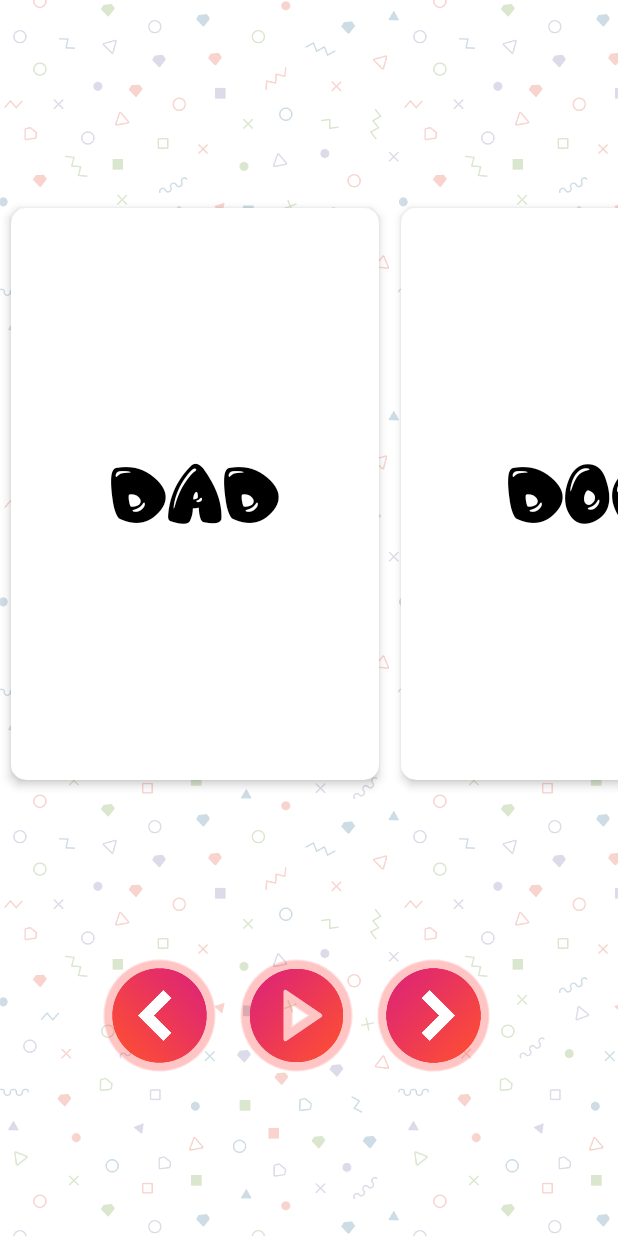
After one commit to sourabhtikone/Learning-App, an Android app: the SpellingActivity screen opened directly, with no data from a screen before it, on a phone screen of 412 x 824 dp. The commit adds this screen. Run offline under Robolectric (Android 15) with nearby library versions, the light colour scheme and no system bars.

Commit message:
new commit

```diff
--- a/app/build.gradle
+++ b/app/build.gradle
@@ -72,4 +72,5 @@ dependencies {
     androidTestImplementation 'androidx.test.espresso:espresso-core:3.2.0'
 
 
+
 }
--- a/app/src/main/AndroidManifest.xml
+++ b/app/src/main/AndroidManifest.xml
@@ -11,7 +11,8 @@
         android:roundIcon="@mipmap/ic_launcher_round"
         android:supportsRtl="true"
         android:theme="@style/AppTheme">
-        <activity android:name=".AlphabetItem"></activity>
+        <activity android:name=".SpellingActivity"></activity>
+        <activity android:name=".AlphabetItem" />
         <activity android:name=".AlphabetsActivity" />
         <activity android:name=".Kids_poem" />
         <activity android:name=".Kids_game" />
--- a/app/src/main/java/com/example/enr_thelearningapp/Kids_learn.java
+++ b/app/src/main/java/com/example/enr_thelearningapp/Kids_learn.java
@@ -12,7 +12,7 @@ import androidx.appcompat.app.AppCompatActivity;
 import com.google.android.material.bottomnavigation.BottomNavigationView;
 
 public class Kids_learn extends AppCompatActivity {
-     Button btn1,btn2,btn3;
+     Button btn1,btn2,btn3,btn4;
 
     @Override
     protected void onCreate(Bundle savedInstanceState) {
@@ -22,6 +22,7 @@ public class Kids_learn extends AppCompatActivity {
         btn1=findViewById(R.id.color1);
         btn2=findViewById(R.id.poem);
         btn3=findViewById(R.id.alphabets);
+        btn4=findViewById(R.id.spelling);
 
 
 
@@ -46,6 +47,14 @@ public class Kids_learn extends AppCompatActivity {
             public void onClick(View v) {
                 Intent intent=new Intent(Kids_learn.this,AlphabetsActivity.class);
                 startActivity(intent);
+            }
+        });
+        btn4.setOnClickListener(new View.OnClickListener() {
+            @Override
+            public void onClick(View v) {
+                Intent intent=new Intent(Kids_learn.this,SpellingActivity.class);
+                startActivity(intent);
+
             }
         });
 
--- /dev/null
+++ b/app/src/main/java/com/example/enr_thelearningapp/SpellingActivity.java
@@ -0,0 +1,126 @@
+package com.example.enr_thelearningapp;
+
+import android.media.MediaPlayer;
+import android.os.Bundle;
+import android.view.View;
+import android.view.Window;
+import android.view.WindowManager;
+import android.widget.Button;
+
+import androidx.appcompat.app.AppCompatActivity;
+import androidx.recyclerview.widget.DefaultItemAnimator;
+import androidx.recyclerview.widget.LinearLayoutManager;
+import androidx.recyclerview.widget.LinearSnapHelper;
+import androidx.recyclerview.widget.RecyclerView;
+import androidx.recyclerview.widget.SnapHelper;
+
+import java.util.ArrayList;
+import java.util.List;
+
+public class SpellingActivity extends AppCompatActivity {
+    private RecyclerView spellingsRecycler;
+    private List<AlphabetItem> alphabetItemList;
+    private SpellingAdapter adapter;
+
+    private CenterZoomLayoutManager centerZoomLayoutManager;
+
+
+    private Button previous, play, next;
+    private int counter = 0;
+
+
+    private MediaPlayer mediaPlayer;
+    private int[] sounds;
+
+    @Override
+    protected void onCreate(Bundle savedInstanceState) {
+        super.onCreate(savedInstanceState);
+
+        //Setting up the activity for full screen mode
+        requestWindowFeature(Window.FEATURE_NO_TITLE);
+        getWindow().setFlags(WindowManager.LayoutParams.FLAG_FULLSCREEN,
+                WindowManager.LayoutParams.FLAG_FULLSCREEN);
+        setContentView(R.layout.activity_spelling);
+
+
+        sounds = new int[]{R.raw.all, R.raw.bat, R.raw.cat, R.raw.dad, R.raw.dog, R.raw.hen, R.raw.hello,
+                R.raw.mom, R.raw.one, R.raw.papa, R.raw.pet, R.raw.rat, R.raw.sun, R.raw.toy, R.raw.yes};
+        alphabetItemList = new ArrayList<>();
+        initList();
+        adapter = new SpellingAdapter(this, alphabetItemList);
+
+        spellingsRecycler = (RecyclerView) findViewById(R.id.recycler_spelling);
+        centerZoomLayoutManager = new CenterZoomLayoutManager(this, LinearLayoutManager.HORIZONTAL, false);
+        spellingsRecycler.setLayoutManager(centerZoomLayoutManager);
+        spellingsRecycler.setItemAnimator(new DefaultItemAnimator());
+        spellingsRecycler.setAdapter(adapter);
+
+        previous = (Button) findViewById(R.id.previous_spelling);
+        play = (Button) findViewById(R.id.play_spelling);
+        next = (Button) findViewById(R.id.next_spelling);
+
+        counter = Integer.MAX_VALUE / 2;
+
+        previous.setOnClickListener(new View.OnClickListener() {
+            @Override
+            public void onClick(View view) {
+                counter = centerZoomLayoutManager.findLastCompletelyVisibleItemPosition();
+                counter--;
+                spellingsRecycler.smoothScrollToPosition(counter);
+            }
+        });
+
+        next.setOnClickListener(new View.OnClickListener() {
+            @Override
+            public void onClick(View view) {
+                counter = centerZoomLayoutManager.findLastCompletelyVisibleItemPosition();
+                counter++;
+                spellingsRecycler.smoothScrollToPosition(counter);
+            }
+        });
+        spellingsRecycler.scrollToPosition(counter);
+        SnapHelper snapHelper = new LinearSnapHelper();
+        snapHelper.attachToRecyclerView(spellingsRecycler);
+
+        play.setOnClickListener(new View.OnClickListener() {
+            @Override
+            public void onClick(View view) {
+                counter = centerZoomLayoutManager.findLastCompletelyVisibleItemPosition();
+                int pos = counter % alphabetItemList.size();
+                if (mediaPlayer != null) {
+                    mediaPlayer.release();
+                }
+                mediaPlayer = MediaPlayer.create(getApplicationContext(), sounds[pos]);
+                mediaPlayer.start();
+
+                adapter.notifyDataSetChanged();
+            }
+        });
+    }
+
+    private void initList() {
+        alphabetItemList.add(new AlphabetItem("All"));
+        alphabetItemList.add(new AlphabetItem("Bat"));
+        alphabetItemList.add(new AlphabetItem("Cat"));
+        alphabetItemList.add(new AlphabetItem("Dad"));
+        alphabetItemList.add(new AlphabetItem("Dog"));
+        alphabetItemList.add(new AlphabetItem("Hen"));
+        alphabetItemList.add(new AlphabetItem("Hello"));
+        alphabetItemList.add(new AlphabetItem("Mom"));
+        alphabetItemList.add(new AlphabetItem("One"));
+        alphabetItemList.add(new AlphabetItem("Papa"));
+        alphabetItemList.add(new AlphabetItem("Pet"));
+        alphabetItemList.add(new AlphabetItem("Rat"));
+        alphabetItemList.add(new AlphabetItem("Sun"));
+        alphabetItemList.add(new AlphabetItem("Toy"));
+        alphabetItemList.add(new AlphabetItem("Yes"));
+    }
+
+    @Override
+    public void onBackPressed() {
+        super.onBackPressed();
+        finish();
+
+
+    }
+}
--- /dev/null
+++ b/app/src/main/java/com/example/enr_thelearningapp/SpellingAdapter.java
@@ -0,0 +1,54 @@
+package com.example.enr_thelearningapp;
+
+import android.content.Context;
+import android.graphics.Typeface;
+import android.view.LayoutInflater;
+import android.view.View;
+import android.view.ViewGroup;
+
+import androidx.recyclerview.widget.RecyclerView;
+
+import java.util.List;
+
+public class SpellingAdapter extends RecyclerView.Adapter<SpellingAdapter.SpellingViewHolder> {
+
+    private Context context;
+    private List<AlphabetItem> alphabetItemList;
+    private Typeface jellyCrazies;
+
+    public class SpellingViewHolder extends RecyclerView.ViewHolder {
+        private TypeWriterTextView textView;
+
+        public SpellingViewHolder(View view) {
+            super(view);
+            textView = view.findViewById(R.id.spelling_text);
+        }
+    }
+
+    public SpellingAdapter(Context context, List<AlphabetItem> alphabetItemList) {
+        this.context = context;
+        this.alphabetItemList = alphabetItemList;
+        jellyCrazies = Typeface.createFromAsset(context.getAssets(), "fonts/jelly_crazies.ttf");
+    }
+
+    @Override
+    public SpellingViewHolder onCreateViewHolder(ViewGroup parent, int viewType) {
+        View view = LayoutInflater.from(parent.getContext()).inflate(R.layout.spelling_item, parent, false);
+        return new SpellingViewHolder(view);
+    }
+
+    @Override
+    public void onBindViewHolder(SpellingViewHolder holder, int position) {
+        int pos = position % alphabetItemList.size();
+        AlphabetItem item = alphabetItemList.get(pos);
+        holder.textView.setText("");
+        holder.textView.setTypeface(jellyCrazies);
+        holder.textView.setCharacterDelay(500);
+        holder.textView.displayTextWithAnimation(item.getAlphabet());
+    }
+
+    @Override
+    public int getItemCount() {
+        return Integer.MAX_VALUE;
+    }
+}
--- /dev/null
+++ b/app/src/main/java/com/example/enr_thelearningapp/TypeWriterTextView.java
@@ -0,0 +1,45 @@
+package com.example.enr_thelearningapp;
+
+import android.content.Context;
+import android.util.AttributeSet;
+import android.os.Handler;
+import android.widget.TextView;
+import java.lang.CharSequence;
+
+
+public class TypeWriterTextView extends TextView {
+    private CharSequence sequence;
+    private int mIndex;
+    private long delay = 500;
+
+
+    public TypeWriterTextView(Context context) {
+        super(context);
+    }
+
+    public TypeWriterTextView(Context context, AttributeSet attrs) {
+        super(context, attrs);
+    }
+
+    private Handler handler = new Handler();
+    private Runnable runnable = new Runnable() {
+        @Override
+        public void run() {
+            setText(sequence.subSequence(0,mIndex++));
+            if (mIndex<=sequence.length()) {
+                handler.postDelayed(runnable, delay);
+            }
+
+        }
+    };
+    public  void  displayTextWithAnimation(CharSequence txt){
+        sequence=txt;
+        mIndex=0;
+        setText("");
+        handler.removeCallbacks(runnable);
+        handler.postDelayed(runnable,delay);}
+        public  void setCharacterDelay(long m){
+        delay=m;
+}
+
+}
--- a/app/src/main/res/layout/activity_kids_learn.xml
+++ b/app/src/main/res/layout/activity_kids_learn.xml
@@ -10,7 +10,7 @@
         android:layout_height="wrap_content"
         android:layout_centerHorizontal="true"
         android:layout_marginTop="50dp"
-        android:text="colorgame"
+        android:text="colorname"
         android:textSize="30sp"
         android:id="@+id/color1"/>
     <Button
@@ -31,6 +31,15 @@
         android:layout_below="@+id/poem"
         android:textSize="30sp"
         android:id="@+id/alphabets"/>
+    <Button
+        android:layout_width="wrap_content"
+        android:layout_height="wrap_content"
+        android:layout_centerHorizontal="true"
+        android:layout_marginTop="50dp"
+        android:text="Spelling"
+        android:layout_below="@+id/alphabets"
+        android:textSize="30sp"
+        android:id="@+id/spelling"/>
 
     <com.google.android.material.bottomnavigation.BottomNavigationView
         android:layout_width="match_parent"
--- /dev/null
+++ b/app/src/main/res/layout/activity_spelling.xml
@@ -0,0 +1,60 @@
+<?xml version="1.0" encoding="utf-8"?>
+<androidx.constraintlayout.widget.ConstraintLayout xmlns:android="http://schemas.android.com/apk/res/android"
+    xmlns:app="http://schemas.android.com/apk/res-auto"
+    xmlns:tools="http://schemas.android.com/tools"
+    android:layout_width="match_parent"
+    android:layout_height="match_parent"
+    android:background="@drawable/bg_pattern"
+    tools:context=".SpellingActivity">
+
+
+    <androidx.recyclerview.widget.RecyclerView
+        android:id="@+id/recycler_spelling"
+        android:layout_width="0dp"
+        android:layout_height="wrap_content"
+        android:layout_marginTop="36dp"
+        app:layout_constraintBottom_toTopOf="@+id/parent_spellings"
+        app:layout_constraintLeft_toLeftOf="parent"
+        app:layout_constraintRight_toRightOf="parent"
+        app:layout_constraintTop_toTopOf="parent"/>
+    <LinearLayout
+        android:id="@+id/parent_spellings"
+        style="?android:attr/buttonBarStyle"
+        android:layout_width="0dp"
+        android:layout_height="wrap_content"
+        android:layout_margin="16dp"
+        android:gravity="center"
+        android:orientation="horizontal"
+        app:layout_constraintBottom_toBottomOf="parent"
+        app:layout_constraintLeft_toLeftOf="parent"
+        app:layout_constraintRight_toRightOf="parent"
+        app:layout_constraintTop_toBottomOf="@+id/recycler_spelling">
+        <Button
+            android:id="@+id/previous_spelling"
+            style="?android:attr/buttonBarButtonStyle"
+            android:layout_width="75dp"
+            android:layout_height="75dp"
+            android:layout_gravity="center"
+            android:layout_marginEnd="16dp"
+            android:background="@drawable/button_previous"/>
+        <Button
+            android:id="@+id/play_spelling"
+            style="?android:attr/buttonBarButtonStyle"
+            android:layout_width="75dp"
+            android:layout_height="75dp"
+            android:layout_gravity="center"
+            android:layout_marginEnd="16dp"
+            android:background="@drawable/button_play"/>
+        <Button
+            android:id="@+id/next_spelling"
+            style="?android:attr/buttonBarButtonStyle"
+            android:layout_width="75dp"
+            android:layout_height="75dp"
+            android:layout_gravity="center"
+            android:layout_marginEnd="16dp"
+            android:background="@drawable/button_next"/>
+    </LinearLayout>
+
+
+
+</androidx.constraintlayout.widget.ConstraintLayout>
--- /dev/null
+++ b/app/src/main/res/layout/spelling_item.xml
@@ -0,0 +1,23 @@
+<?xml version="1.0" encoding="utf-8"?>
+<androidx.cardview.widget.CardView xmlns:android="http://schemas.android.com/apk/res/android"
+    xmlns:app="http://schemas.android.com/apk/res-auto"
+    android:id="@+id/spelling_card"
+    android:layout_width="260dp"
+    android:layout_height="400dp"
+    app:cardCornerRadius="10dp"
+    app:cardElevation="4dp"
+    app:cardMaxElevation="4dp"
+    app:cardPreventCornerOverlap="true"
+    app:cardUseCompatPadding="true">
+
+    <com.example.enr_thelearningapp.TypeWriterTextView
+        android:id="@+id/spelling_text"
+        android:layout_width="match_parent"
+        android:layout_height="match_parent"
+        android:layout_margin="10dp"
+        android:gravity="center"
+        android:textAllCaps="true"
+        android:textColor="@android:color/black"
+        android:textSize="24sp" />
+
+</androidx.cardview.widget.CardView>
--- a/build.gradle
+++ b/build.gradle
@@ -6,7 +6,7 @@ buildscript {
         maven{url "https://maven.google.com"}
     }
     dependencies {
-        classpath "com.android.tools.build:gradle:4.0.0"
+        classpath 'com.android.tools.build:gradle:4.0.1'
         classpath 'com.google.gms:google-services:4.3.3'
 
         // NOTE: Do not place your application dependencies here; they belong
```
Also changed, not shown: app/src/main/assets/fonts/jelly_crazies.ttf (added), 1 other file.
